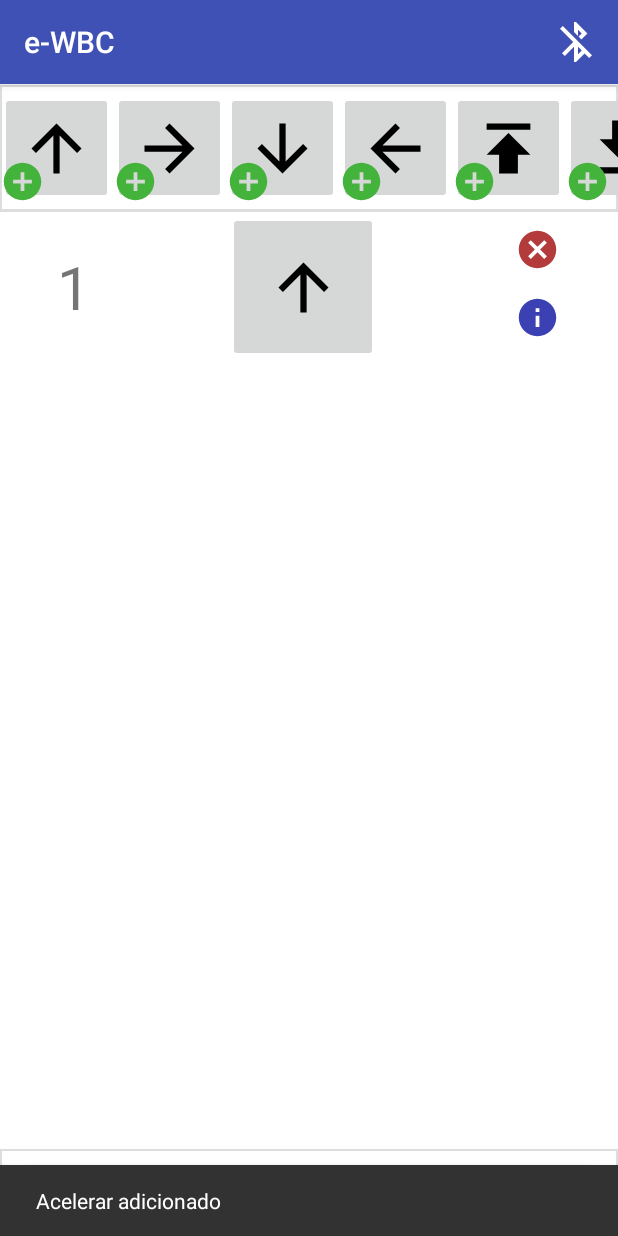
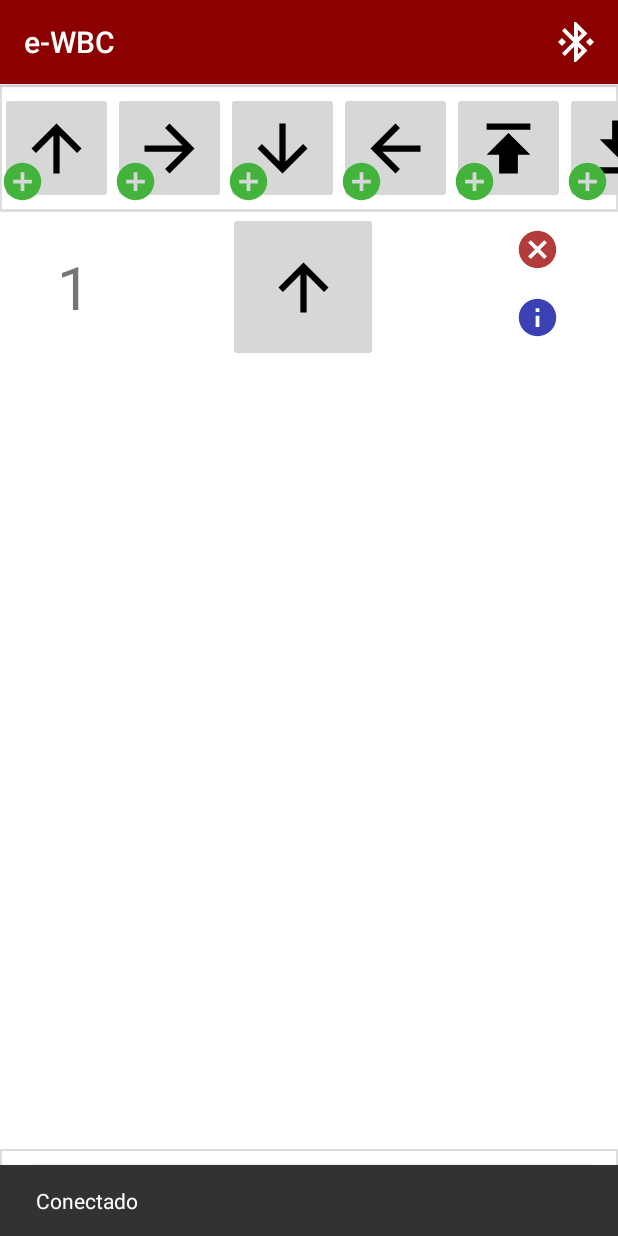
Before and after one commit to brunohpmarques/e-wbc, an Android app: the screen it shows after launch (MainActivity), after a tap on an icon or button, on a phone screen of 412 x 824 dp. Run offline under Robolectric (Android 15) with nearby library versions, the phone set to English and light mode, and no system bars; 2 other taps on this screen came first.

Commit message:
icones; permissoes; simulacao de conexao;

```diff
--- a/app/src/main/AndroidManifest.xml
+++ b/app/src/main/AndroidManifest.xml
@@ -1,6 +1,10 @@
 <?xml version="1.0" encoding="utf-8"?>
 <manifest xmlns:android="http://schemas.android.com/apk/res/android"
     package="br.com.brunohpmarques.ewbc">
+
+    <uses-permission android:name="android.permission.BLUETOOTH"  android:required="true" />
+    <uses-permission android:name="android.permission.BLUETOOTH_ADMIN" />
+    <uses-permission android:name="android.permission.ACCESS_COARSE_LOCATION"/>
 
     <application
         android:allowBackup="true"
--- a/app/src/main/java/br/com/brunohpmarques/ewbc/MainActivity.java
+++ b/app/src/main/java/br/com/brunohpmarques/ewbc/MainActivity.java
@@ -1,8 +1,17 @@
 package br.com.brunohpmarques.ewbc;
 
+import android.app.Activity;
+import android.content.Intent;
+import android.content.pm.PackageManager;
+import android.os.Build;
+import android.os.Handler;
+import android.support.design.widget.Snackbar;
+import android.support.v4.app.ActivityCompat;
+import android.support.v4.content.ContextCompat;
 import android.support.v7.app.AppCompatActivity;
 import android.os.Bundle;
 import android.support.v7.app.AppCompatDelegate;
+import android.support.v7.view.menu.ActionMenuItemView;
 import android.support.v7.widget.LinearLayoutManager;
 import android.support.v7.widget.RecyclerView;
 import android.support.v7.widget.Toolbar;
@@ -10,6 +19,7 @@ import android.util.Log;
 import android.view.Menu;
 import android.view.MenuInflater;
 import android.view.MenuItem;
+import android.view.View;
 
 import java.util.ArrayList;
 import java.util.Collections;
@@ -25,12 +35,15 @@ import br.com.brunohpmarques.ewbc.models.Command;
  */
 
 public class MainActivity extends AppCompatActivity {
+    private static final int REQUEST_PERMISSIONS = 543;
 
     /**Lista de comandos disponiveis*/
     private static final List<Command> commandOptionList = new ArrayList<>();
     /**Lista de comandos a serem enviados*/
     private static final List<Command> mainList = new ArrayList<>();
 
+    private View snackView;
+    private Menu menu;
     private static LinearLayoutManager horizontalLayoutManager, verticalLayoutManager;
     private static RecyclerView horizontalList;
     private static RecyclerView verticalList;
@@ -78,6 +91,7 @@ public class MainActivity extends AppCompatActivity {
     public boolean onCreateOptionsMenu(Menu menu) {
         MenuInflater inflater = getMenuInflater();
         inflater.inflate(R.menu.menu_options, menu);
+        this.menu = menu;
         return true;
     }
 
@@ -85,16 +99,118 @@ public class MainActivity extends AppCompatActivity {
     public boolean onOptionsItemSelected(MenuItem item) {
         // Handle item selection
         switch (item.getItemId()) {
-            case R.id.btnBltConnect:
+            case R.id.btnBltDisabled:
                 // conectar bluetooth
+                enableBlt();
                 return true;
             case R.id.btnBltConnected:
                 // desconectar bluetooth
+                disableBlt();
                 return true;
             default:
                 return super.onOptionsItemSelected(item);
         }
     }
+
+    /** Ativar bluetooth e busca o robo **/
+    private void enableBlt(){
+        runOnUiThread(new Runnable() {
+            @Override
+            public void run() {
+                if (menu != null) {
+                    MenuItem bltDisabled = menu.findItem(R.id.btnBltDisabled);
+                    MenuItem bltConnecting = menu.findItem(R.id.btnBltConnecting);
+                    if (bltDisabled != null && bltConnecting != null) {
+                        bltDisabled.setVisible(false);
+                        bltConnecting.setVisible(true);
+                        Snackbar.make(verticalList, getString(R.string.connecting), Snackbar.LENGTH_SHORT).show();
+                        new Handler().postDelayed(new Runnable(){
+                            @Override
+                            public void run() {
+                                MainActivity.this.connectBlt();
+                            }
+                        }, 3000);
+                    }
+                }
+            }
+        });
+    }
+
+    /** Desativa bluetooth **/
+    private void disableBlt(){
+        runOnUiThread(new Runnable() {
+            @Override
+            public void run() {
+                if (menu != null) {
+                    MenuItem bltDisabled = menu.findItem(R.id.btnBltDisabled);
+                    MenuItem bltConnecting = menu.findItem(R.id.btnBltConnecting);
+                    MenuItem bltConnected = menu.findItem(R.id.btnBltConnected);
+                    if (bltDisabled != null && bltConnecting != null && bltConnected != null) {
+                        bltDisabled.setVisible(true);
+                        bltConnecting.setVisible(false);
+                        bltConnected.setVisible(false);
+                        Snackbar.make(verticalList, getString(R.string.disabled), Snackbar.LENGTH_SHORT).show();
+                    }
+                }
+            }
+        });
+    }
+
+    /** Conecta bluetooth com robo **/
+    private void connectBlt(){
+        runOnUiThread(new Runnable() {
+            @Override
+            public void run() {
+                if (menu != null) {
+                    MenuItem bltConnecting = menu.findItem(R.id.btnBltConnecting);
+                    MenuItem bltConnected = menu.findItem(R.id.btnBltConnected);
+                    if (bltConnecting != null && bltConnected != null) {
+                        bltConnecting.setVisible(false);
+                        bltConnected.setVisible(true);
+                        Snackbar.make(verticalList, getString(R.string.connected), Snackbar.LENGTH_SHORT).show();
+                    }
+                }
+            }
+        });
+    }
+
+    public static void checkCoarsePermissions(Activity activity){
+        boolean isPermission = false;
+        if(Build.VERSION.SDK_INT >= 23){
+            if(ContextCompat.checkSelfPermission(activity, android.Manifest.permission.ACCESS_COARSE_LOCATION) != PackageManager.PERMISSION_GRANTED){
+
+                // Se o usuario ja negou a permissao
+                if(ActivityCompat.shouldShowRequestPermissionRationale(activity, android.Manifest.permission.ACCESS_COARSE_LOCATION)){
+                    // Explicar o uso da permissao com um dialog
+                }
+                ActivityCompat.requestPermissions(activity, new String[]{android.Manifest.permission.ACCESS_COARSE_LOCATION}, REQUEST_PERMISSIONS);
+
+            }else{
+                // ja tem permissao
+                isPermission = true;
+            }
+        }else{
+            // eh menor do que a API 23, ou seja, ja tem permissao desde a instalacao
+            isPermission = true;
+        }
+    }
+
+    @Override
+    protected void onStart() {
+        super.onStart();
+        checkCoarsePermissions(this);
+    }
+
+    @Override
+    protected void onResume() {
+        super.onResume();
+    }
+
+    @Override
+    protected void onDestroy() {
+        super.onDestroy();
+    }
+
 
     /** Adiciona comando na lista a ser enviada para o robo **/
     public static void addCommand(Command command){
--- a/app/src/main/res/menu/menu_options.xml
+++ b/app/src/main/res/menu/menu_options.xml
@@ -2,9 +2,9 @@
 <menu xmlns:android="http://schemas.android.com/apk/res/android"
     xmlns:app="http://schemas.android.com/apk/res-auto"
     xmlns:tools="http://schemas.android.com/tools" tools:context=".MainActivity">
-    <item android:id="@+id/btnBltConnect"
+    <item android:id="@+id/btnBltDisabled"
         android:icon="@drawable/ic_bluetooth_disabled"
-        android:title="@string/disconnected"
+        android:title="@string/disabled"
         app:showAsAction="always"/>
     <item android:id="@+id/btnBltConnecting"
         android:visible="false"
--- a/app/src/main/res/values/colors.xml
+++ b/app/src/main/res/values/colors.xml
@@ -1,7 +1,7 @@
 <?xml version="1.0" encoding="utf-8"?>
 <resources>
-    <color name="colorPrimary">#3F51B5</color>
-    <color name="colorPrimaryDark">#303F9F</color>
+    <color name="colorPrimary">#8c0000</color>
+    <color name="colorPrimaryDark">#590000</color>
     <color name="colorAccent">#FF4081</color>
 
     <color name="green">#43b33b</color>
--- a/app/src/main/res/values/strings.xml
+++ b/app/src/main/res/values/strings.xml
@@ -3,7 +3,8 @@
     <string name="start">Iniciar</string>
     <string name="added">adicionado</string>
     <string name="removed">removido</string>
-    <string name="disconnected">Desconectado</string>
+    <string name="activated">Ativado</string>
+    <string name="disabled">Desativado</string>
     <string name="connecting">Conectando</string>
     <string name="connected">Conectado</string>
     <string name="connFail">Falha na conexão</string>
```
Also changed, not shown: app/src/main/res/mipmap-hdpi/ic_launcher.png, app/src/main/res/mipmap-mdpi/ic_launcher.png, app/src/main/res/mipmap-xhdpi/ic_launcher.png, app/src/main/res/mipmap-xxhdpi/ic_launcher.png, app/src/main/res/mipmap-xxxhdpi/ic_launcher.png, 2 other files.
